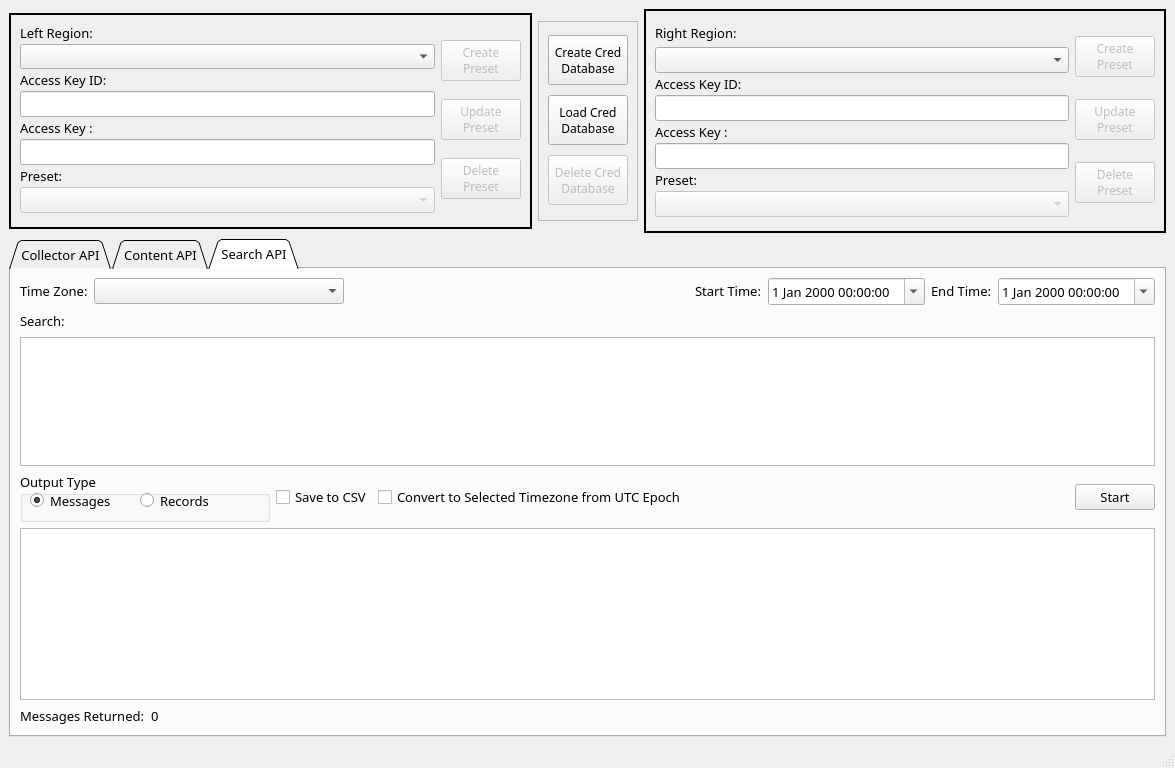
This is data/sumotoolbox.ui in SumoLogic/sumologictoolbox as Qt 5 draws it before an edit. The edited form follows.
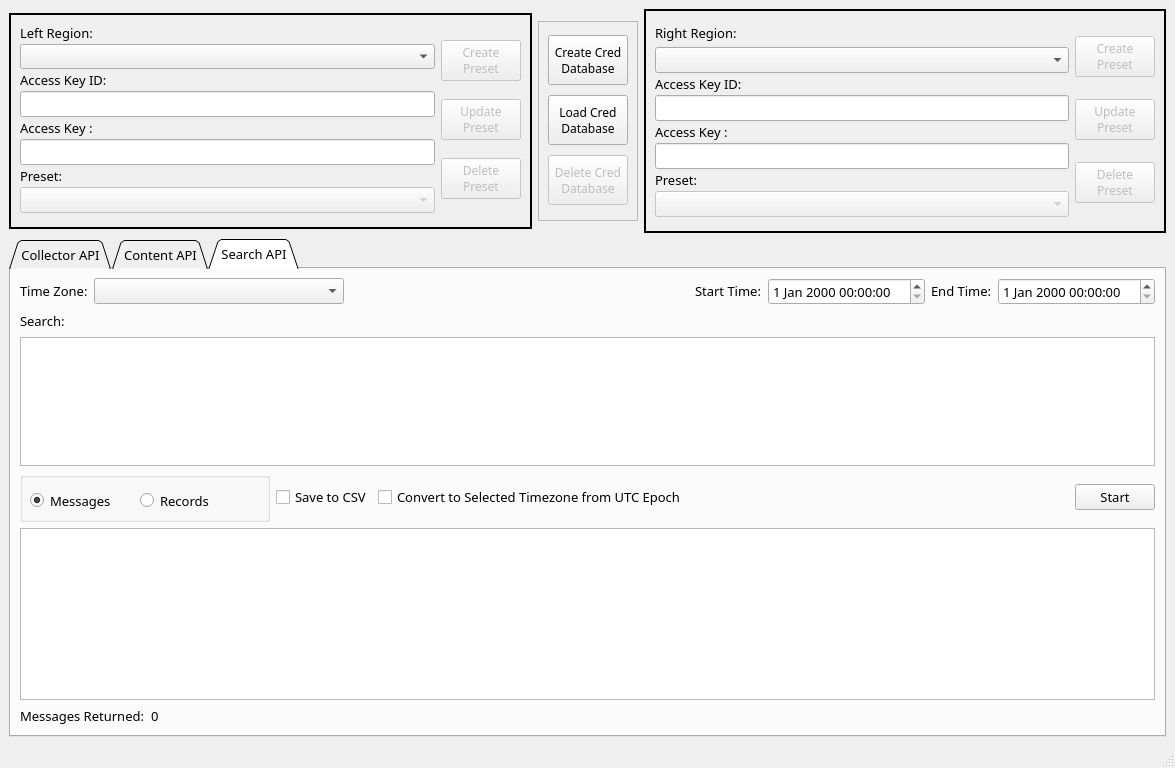
This is the edited form. The open tabs and pages were chosen to show the change.

```diff
--- a/data/sumotoolbox.ui
+++ b/data/sumotoolbox.ui
@@ -36,6 +36,9 @@
   <property name="layoutDirection">
    <enum>Qt::LeftToRight</enum>
   </property>
+  <property name="styleSheet">
+   <string notr="true"/>
+  </property>
   <widget class="QWidget" name="centralwidget">
    <layout class="QVBoxLayout" name="verticalLayout_2">
     <item>
@@ -1746,7 +1749,7 @@
              </font>
             </property>
             <property name="calendarPopup">
-             <bool>true</bool>
+             <bool>false</bool>
             </property>
            </widget>
           </item>
@@ -1796,7 +1799,7 @@
              </font>
             </property>
             <property name="calendarPopup">
-             <bool>true</bool>
+             <bool>false</bool>
             </property>
            </widget>
           </item>
@@ -1868,7 +1871,7 @@
              </font>
             </property>
             <property name="title">
-             <string>Output Type</string>
+             <string/>
             </property>
             <widget class="QRadioButton" name="radioButtonMessages">
              <property name="geometry">
```
Left out of the diff: 8 changed lines with no effect on the pictures.
